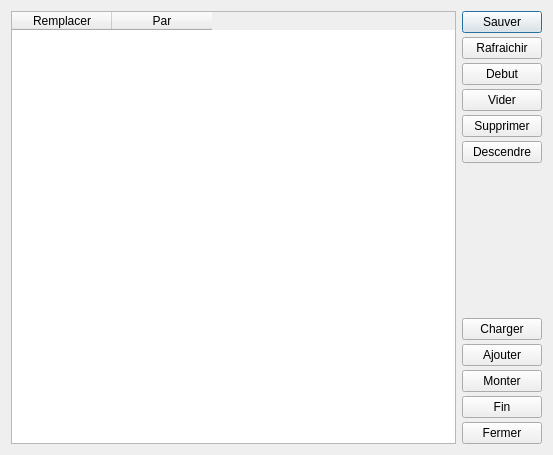
First picture: the form in joblist.ui, repository Chr0nos/bwarg, before the edit.
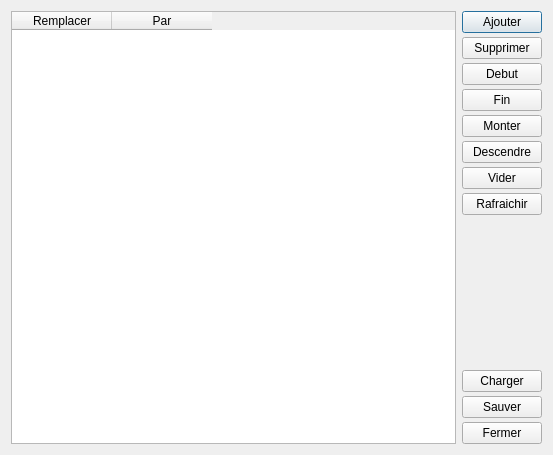
Second picture: the form after the edit.

Commit message: changed the button order in the job list dialog added english translation

Patch:
```diff
--- a/joblist.ui
+++ b/joblist.ui
@@ -37,30 +37,9 @@
       <number>4</number>
      </property>
      <item>
-      <widget class="QPushButton" name="pushButton_7">
+      <widget class="QPushButton" name="pushButton_9">
        <property name="text">
-        <string>Sauver</string>
-       </property>
-      </widget>
-     </item>
-     <item>
-      <widget class="QPushButton" name="pushButton_5">
-       <property name="text">
-        <string>Rafraichir</string>
-       </property>
-      </widget>
-     </item>
-     <item>
-      <widget class="QPushButton" name="pushButton_10">
-       <property name="text">
-        <string>Debut</string>
-       </property>
-      </widget>
-     </item>
-     <item>
-      <widget class="QPushButton" name="pushButton">
-       <property name="text">
-        <string>Vider</string>
+        <string>Ajouter</string>
        </property>
       </widget>
      </item>
@@ -71,6 +50,27 @@
        </property>
       </widget>
      </item>
+     <item>
+      <widget class="QPushButton" name="pushButton_10">
+       <property name="text">
+        <string>Debut</string>
+       </property>
+      </widget>
+     </item>
+     <item>
+      <widget class="QPushButton" name="pushButton_11">
+       <property name="text">
+        <string>Fin</string>
+       </property>
+      </widget>
+     </item>
+     <item>
+      <widget class="QPushButton" name="pushButton_3">
+       <property name="text">
+        <string>Monter</string>
+       </property>
+      </widget>
+     </item>
      <item>
       <widget class="QPushButton" name="pushButton_2">
        <property name="text">
@@ -78,6 +78,20 @@
        </property>
       </widget>
      </item>
+     <item>
+      <widget class="QPushButton" name="pushButton">
+       <property name="text">
+        <string>Vider</string>
+       </property>
+      </widget>
+     </item>
+     <item>
+      <widget class="QPushButton" name="pushButton_5">
+       <property name="text">
+        <string>Rafraichir</string>
+       </property>
+      </widget>
+     </item>
      <item>
       <spacer name="verticalSpacer">
        <property name="orientation">
@@ -99,23 +113,9 @@
       </widget>
      </item>
      <item>
-      <widget class="QPushButton" name="pushButton_9">
+      <widget class="QPushButton" name="pushButton_7">
        <property name="text">
-        <string>Ajouter</string>
-       </property>
-      </widget>
-     </item>
-     <item>
-      <widget class="QPushButton" name="pushButton_3">
-       <property name="text">
-        <string>Monter</string>
-       </property>
-      </widget>
-     </item>
-     <item>
-      <widget class="QPushButton" name="pushButton_11">
-       <property name="text">
-        <string>Fin</string>
+        <string>Sauver</string>
        </property>
       </widget>
      </item>
```
The commit also changes 2 other files.
